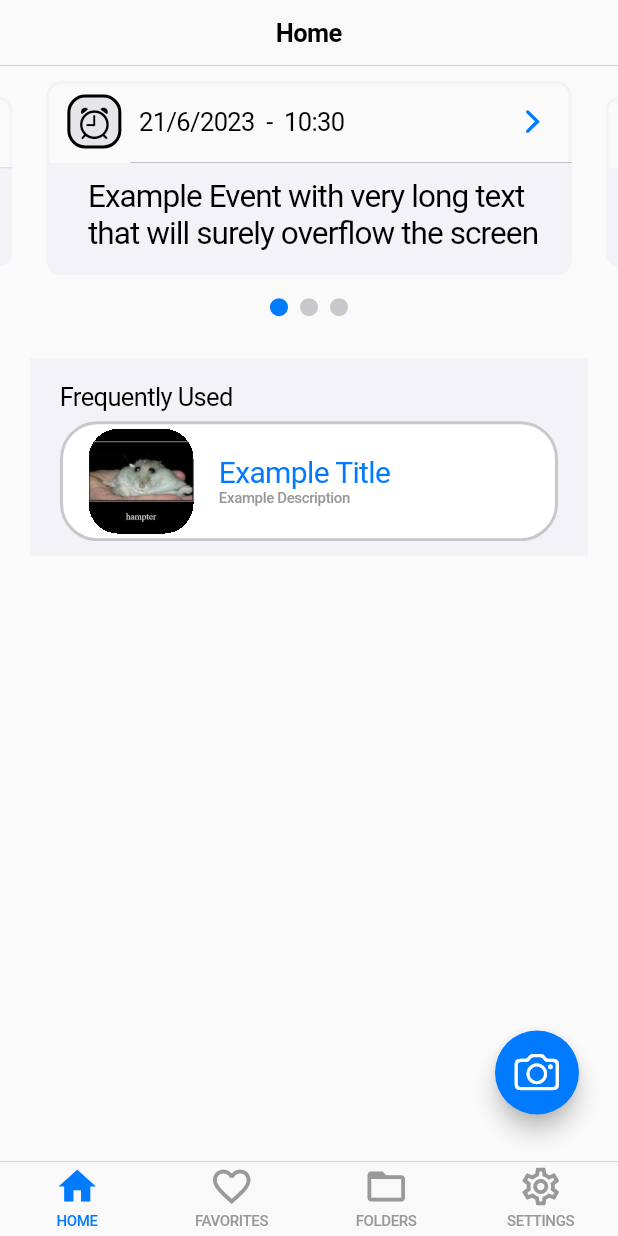
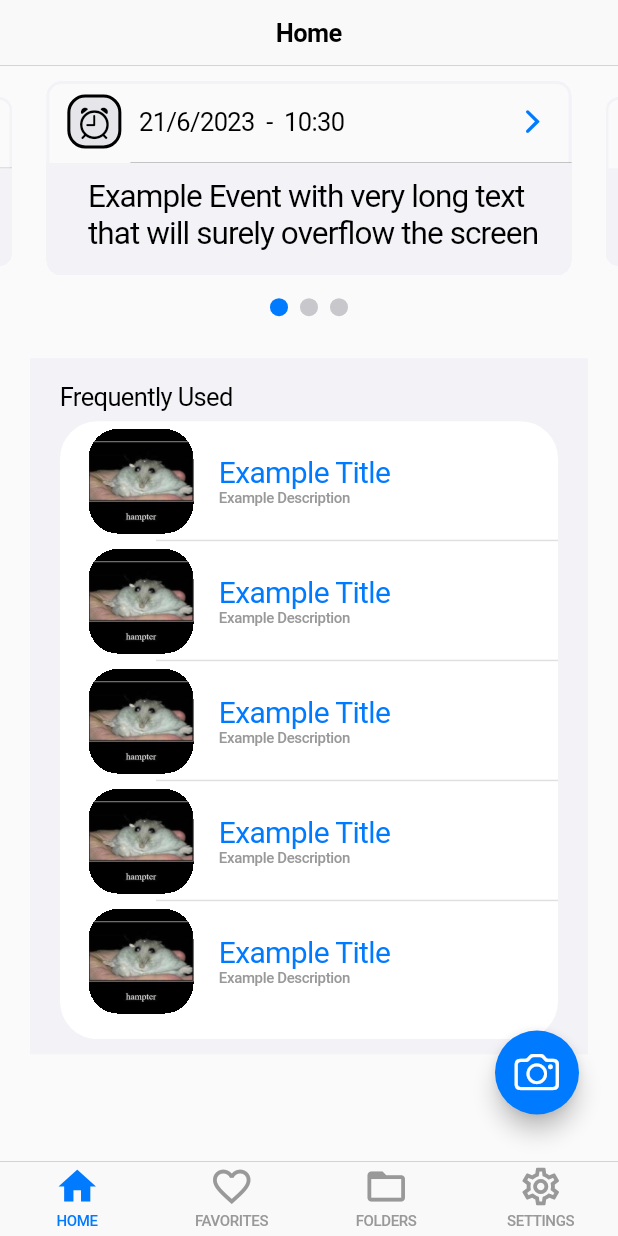
Before and after one commit to MA-SOSE2023/WallAt, a Flutter app: the HomeScreen screen opened by its route, on a phone screen of 412 x 824 dp. Run offline on Flutter 3.47's test engine with Material 2 defaults, Android fonts, the phone set to English and light mode, and no system bars; drawn by our look-alikes of flutter_carousel_widget; our stand-ins replace beamer, flutter_riverpod, font_awesome_flutter, freezed_annotation, photo_view.

Commit message:
#6.#28-makes document list in home scrollable

```diff
--- a/lib/common/custom_widgets/document_card.dart
+++ b/lib/common/custom_widgets/document_card.dart
@@ -23,11 +23,6 @@ class DocumentCard extends ConsumerWidget {
         CupertinoListSection.insetGrouped(
           margin: EdgeInsets.zero,
           decoration: BoxDecoration(
-            border: Border.all(
-              color: CupertinoDynamicColor.resolve(
-                  CupertinoColors.systemGrey3, context),
-              width: 2,
-            ),
             borderRadius: BorderRadius.circular(25),
           ),
           backgroundColor: Colors.transparent,
--- a/lib/pages/home/home_controller.dart
+++ b/lib/pages/home/home_controller.dart
@@ -13,5 +13,7 @@ List<ItemEvent> mockEvents = [
 ];
 
 class HomeControllerMock extends HomeController {
-  HomeControllerMock() : super(HomeModel(events: mockEvents, itemIds: ['1']));
+  HomeControllerMock()
+      : super(
+            HomeModel(events: mockEvents, itemIds: ['1', '2', '3', '4', '5']));
 }
--- a/lib/pages/home/home_view.dart
+++ b/lib/pages/home/home_view.dart
@@ -76,7 +76,33 @@ class HomeScreen extends ConsumerWidget {
                   color: CupertinoTheme.of(context).scaffoldBackgroundColor,
                   borderRadius: BorderRadius.circular(25),
                 ),
-                children: documentCards,
+                children: [
+                  ConstrainedBox(
+                    constraints: BoxConstraints(
+                        maxHeight: MediaQuery.of(context).size.height / 2),
+                    child: ListView(
+                      children: [
+                        ...documentCards
+                            .sublist(0, documentCards.length - 1)
+                            .map(
+                          (card) {
+                            return Column(
+                              children: [
+                                card,
+                                const Divider(
+                                  height: 0,
+                                  thickness: 1,
+                                  indent: 64,
+                                ),
+                              ],
+                            );
+                          },
+                        ).toList(),
+                        documentCards.last,
+                      ],
+                    ),
+                  ),
+                ],
               ),
             ),
           ],
--- a/lib/router/locations/global_location.dart
+++ b/lib/router/locations/global_location.dart
@@ -7,7 +7,7 @@ import '/common/custom_widgets/bottom_nav_bar/bottom_nav_bar_view.dart';
 class GlobalLocation extends BeamLocation<BeamState> {
   // The previous location needs to be handled manually, because otherwise
   // beaming to the camera or settings will not persist the previous location.
-  String? prevNavBarLocation;
+  String? prevNavBarLocation = '/home';
 
   @override
   List<String> get pathPatterns => [
```
